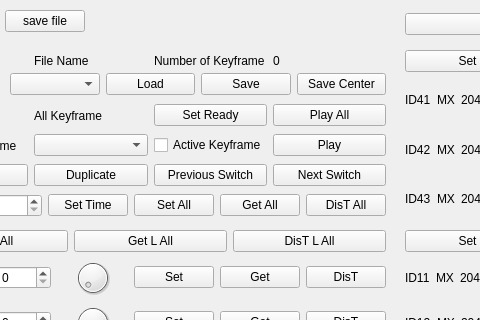
First picture: the form in CODE/src/Humanoid_Code/SetPostureHumanoidUI_QT5.ui, repository saintwings/Thesis_nu_2017, before the edit; both pictures show x 95 to 575 and y 0 to 320 of the 994 by 740 pixel window.
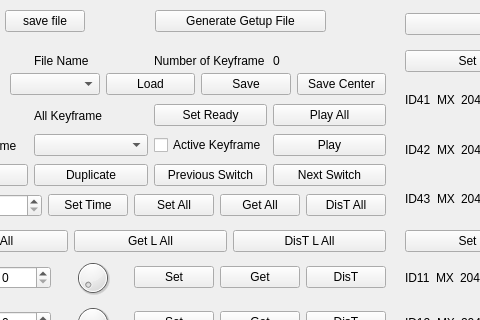
Second picture: the form after the edit.

Commit message: add generate getup file button

```diff
--- a/CODE/src/Humanoid_Code/SetPostureHumanoidUI_QT5.ui
+++ b/CODE/src/Humanoid_Code/SetPostureHumanoidUI_QT5.ui
@@ -1904,6 +1904,19 @@
     </item>
    </layout>
   </widget>
+  <widget class="QPushButton" name="generateGetupFile_pushButton">
+   <property name="geometry">
+    <rect>
+     <x>250</x>
+     <y>10</y>
+     <width>171</width>
+     <height>22</height>
+    </rect>
+   </property>
+   <property name="text">
+    <string>Generate Getup File</string>
+   </property>
+  </widget>
   <zorder>layoutWidget</zorder>
   <zorder>layoutWidget</zorder>
   <zorder>layoutWidget</zorder>
```
Left out of the diff: 1 changed line with no effect on the pictures. The commit also changes 3 other files.
